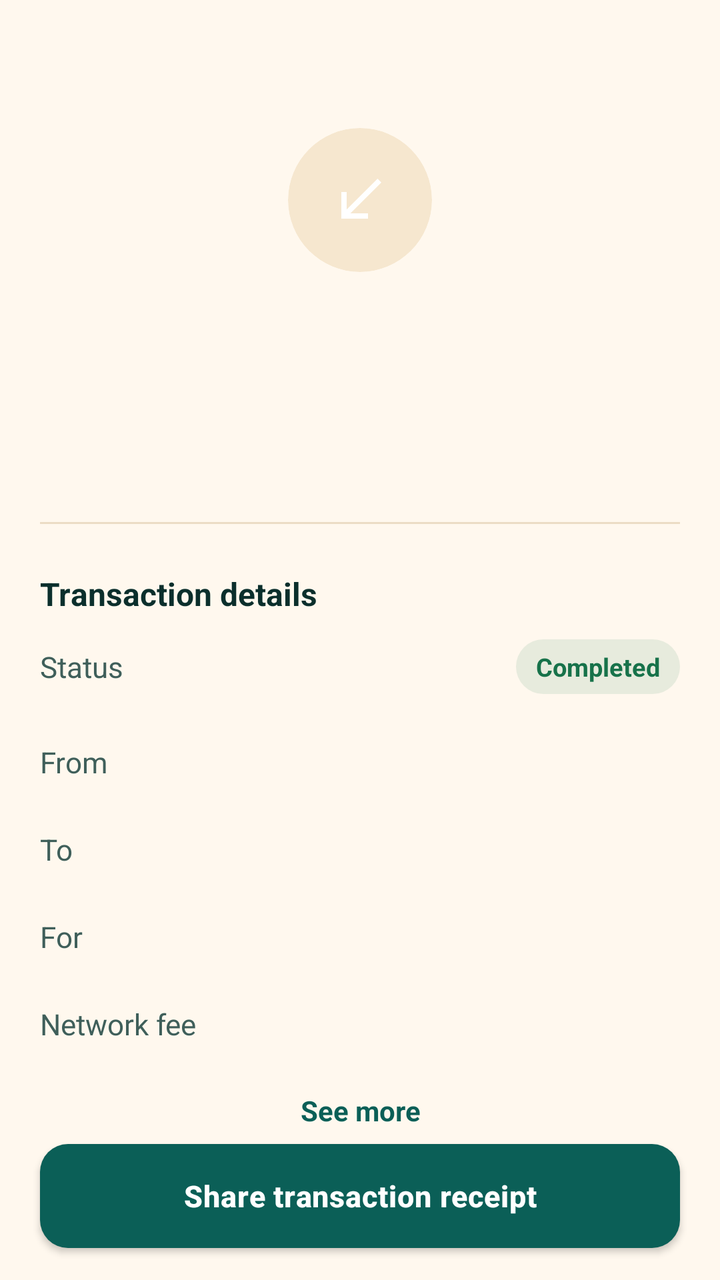
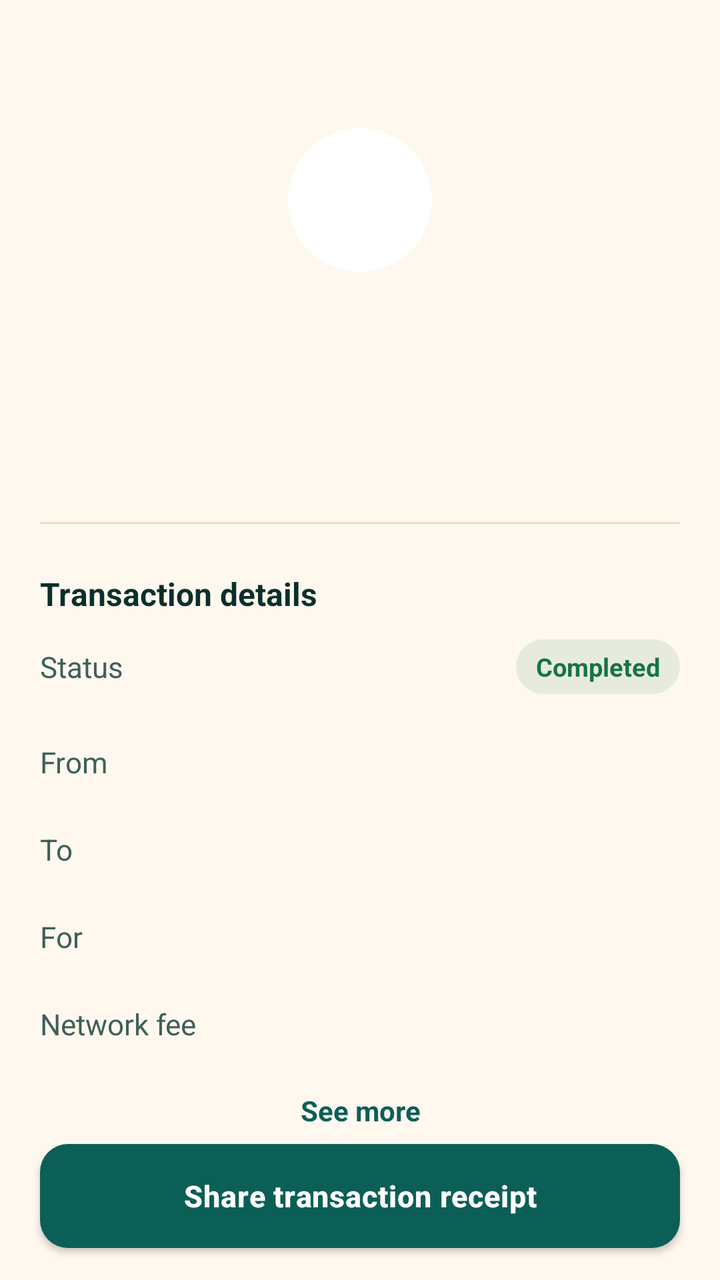

The first picture is an Android layout as it rendered before a commit; the second is the same layout after the commit. The layout source and the unified diff follow.
<!-- AndroidManifest.xml: application theme AppTheme -->
<!-- res/layout/transaction_detail.xml -->
<androidx.coordinatorlayout.widget.CoordinatorLayout
	xmlns:android="http://schemas.android.com/apk/res/android"
	xmlns:app="http://schemas.android.com/apk/res-auto"
	android:id="@+id/_coordinator"
	android:layout_width="match_parent"
	android:layout_height="match_parent"
	android:background="@color/colorBackground">
	<com.google.android.material.appbar.AppBarLayout
		android:id="@+id/_app_bar"
		android:layout_width="match_parent"
		android:layout_height="wrap_content"
		android:background="@color/colorBackground"
		app:elevation="0dp"
		android:theme="@style/AppTheme.AppBarOverlay"
		android:stateListAnimator="@null">
		<androidx.appcompat.widget.Toolbar
			android:id="@+id/_toolbar"
			android:layout_width="match_parent"
			android:layout_height="?attr/actionBarSize"
			android:background="@color/colorBackground"
			app:popupTheme="@style/AppTheme.PopupOverlay" />
	</com.google.android.material.appbar.AppBarLayout>
	<LinearLayout
		android:layout_width="match_parent"
		android:layout_height="match_parent"
		android:orientation="vertical"
		android:background="@color/colorBackground"
		app:layout_behavior="@string/appbar_scrolling_view_behavior">
		<androidx.core.widget.NestedScrollView
			android:id="@+id/vscroll2"
			android:layout_width="match_parent"
			android:layout_height="0dp"
			android:layout_weight="1"
			android:fillViewport="true"
			android:overScrollMode="never">
			<LinearLayout
				android:id="@+id/linear16"
				android:layout_width="match_parent"
				android:layout_height="wrap_content"
				android:orientation="vertical"
				android:paddingStart="20dp"
				android:paddingEnd="20dp"
				android:paddingBottom="12dp">
				<LinearLayout
					android:id="@+id/linear17"
					android:layout_width="match_parent"
					android:layout_height="wrap_content"
					android:gravity="center_horizontal"
					android:orientation="vertical"
					android:paddingTop="8dp"
					android:paddingBottom="18dp">
					<com.google.android.material.card.MaterialCardView
						android:id="@+id/cardview1"
						android:layout_width="72dp"
						android:layout_height="72dp"
						app:cardBackgroundColor="@color/colorSurfaceRaised"
						app:cardCornerRadius="36dp"
						app:cardElevation="0dp"
						app:strokeWidth="0dp">
						<ImageView
							android:id="@+id/img_status_icon"
							android:layout_width="match_parent"
							android:layout_height="match_parent"
							android:padding="20dp"
							android:scaleType="centerInside"
							android:src="@drawable/icon_call_received_twotone"
							android:contentDescription="Status" />
					</com.google.android.material.card.MaterialCardView>
					<TextView
						android:id="@+id/tv_tx_value"
						android:layout_width="wrap_content"
						android:layout_height="wrap_content"
						android:layout_marginTop="16dp"
						android:textColor="@color/colorTextPrimary"
						android:textSize="32sp"
						android:textStyle="bold" />
					<TextView
						android:id="@+id/textview40"
						android:layout_width="wrap_content"
						android:layout_height="wrap_content"
						android:layout_marginTop="6dp"
						android:gravity="center"
						android:textColor="@color/colorTextSecondary"
						android:textSize="15sp" />
					<TextView
						android:id="@+id/tv_timestamp"
						android:layout_width="wrap_content"
						android:layout_height="wrap_content"
						android:layout_marginTop="4dp"
						android:textColor="@color/colorTextTertiary"
						android:textSize="13sp" />
				</LinearLayout>
				<View
					android:layout_width="match_parent"
					android:layout_height="1dp"
					android:background="@color/colorDivider" />
				<com.google.android.material.card.MaterialCardView
					android:id="@+id/cardview8"
					android:layout_width="match_parent"
					android:layout_height="wrap_content"
					android:layout_marginTop="8dp"
					app:cardBackgroundColor="@android:color/transparent"
					app:cardElevation="0dp"
					app:strokeWidth="0dp">
					<LinearLayout
						android:id="@+id/linear9"
						android:layout_width="match_parent"
						android:layout_height="wrap_content"
						android:orientation="vertical"
						android:paddingTop="16dp">
						<TextView
							android:id="@+id/textview29"
							android:layout_width="wrap_content"
							android:layout_height="wrap_content"
							android:text="Transaction details"
							android:textColor="@color/colorTextPrimary"
							android:textSize="16sp"
							android:textStyle="bold" />
						<LinearLayout
							android:layout_width="match_parent"
							android:layout_height="wrap_content"
							android:gravity="center_vertical"
							android:orientation="horizontal"
							android:paddingTop="12dp"
							android:paddingBottom="12dp">
							<TextView
								android:id="@+id/textview30"
								android:layout_width="0dp"
								android:layout_height="wrap_content"
								android:layout_weight="1"
								android:text="Status"
								android:textColor="@color/colorTextSecondary"
								android:textSize="14.5sp" />
							<TextView
								android:id="@+id/tv_tx_status"
								android:layout_width="wrap_content"
								android:layout_height="wrap_content"
								android:background="@drawable/bg_status_pill"
								android:paddingStart="10dp"
								android:paddingEnd="10dp"
								android:paddingTop="5dp"
								android:paddingBottom="5dp"
								android:text="Completed"
								android:textColor="@color/colorSuccess"
								android:textSize="12.5sp"
								android:textStyle="bold" />
						</LinearLayout>
						<LinearLayout
							android:layout_width="match_parent"
							android:layout_height="wrap_content"
							android:gravity="center_vertical"
							android:orientation="horizontal"
							android:paddingTop="12dp"
							android:paddingBottom="12dp">
							<TextView
								android:id="@+id/textview31"
								android:layout_width="0dp"
								android:layout_height="wrap_content"
								android:layout_weight="1"
								android:text="From"
								android:textColor="@color/colorTextSecondary"
								android:textSize="14.5sp" />
							<TextView
								android:id="@+id/tv_from_address"
								android:layout_width="0dp"
								android:layout_height="wrap_content"
								android:layout_weight="1.3"
								android:gravity="end"
								android:textColor="@color/colorTextPrimary"
								android:textSize="14.5sp" />
						</LinearLayout>
						<LinearLayout
							android:layout_width="match_parent"
							android:layout_height="wrap_content"
							android:gravity="center_vertical"
							android:orientation="horizontal"
							android:paddingTop="12dp"
							android:paddingBottom="12dp">
							<TextView
								android:layout_width="0dp"
								android:layout_height="wrap_content"
								android:layout_weight="1"
								android:text="To"
								android:textColor="@color/colorTextSecondary"
								android:textSize="14.5sp" />
							<TextView
								android:id="@+id/tv_to_address"
								android:layout_width="0dp"
								android:layout_height="wrap_content"
								android:layout_weight="1.3"
								android:gravity="end"
								android:textColor="@color/colorTextPrimary"
								android:textSize="14.5sp" />
						</LinearLayout>
						<com.google.android.material.card.MaterialCardView
							android:id="@+id/cardview4"
							android:layout_width="match_parent"
							android:layout_height="wrap_content"
							app:cardBackgroundColor="@android:color/transparent"
							app:cardElevation="0dp"
							app:strokeWidth="0dp">
							<LinearLayout
								android:layout_width="match_parent"
								android:layout_height="wrap_content"
								android:gravity="center_vertical"
								android:orientation="horizontal"
								android:paddingTop="12dp"
							android:paddingBottom="12dp">
								<TextView
									android:layout_width="0dp"
									android:layout_height="wrap_content"
									android:layout_weight="0.8"
									android:text="For"
									android:textColor="@color/colorTextSecondary"
									android:textSize="14.5sp" />
								<TextView
									android:id="@+id/tv_memo"
									android:layout_width="0dp"
									android:layout_height="wrap_content"
									android:layout_weight="1.4"
									android:gravity="end"
									android:textColor="@color/colorTextPrimary"
									android:textSize="14.5sp" />
							</LinearLayout>
						</com.google.android.material.card.MaterialCardView>
						<LinearLayout
							android:id="@+id/linear20"
							android:layout_width="match_parent"
							android:layout_height="wrap_content"
							android:gravity="center_vertical"
							android:orientation="horizontal"
							android:paddingTop="12dp"
							android:paddingBottom="12dp">
							<TextView
								android:id="@+id/textview33"
								android:layout_width="0dp"
								android:layout_height="wrap_content"
								android:layout_weight="1"
								android:text="Network fee"
								android:textColor="@color/colorTextSecondary"
								android:textSize="14.5sp" />
							<TextView
								android:id="@+id/tv_network_fee"
								android:layout_width="wrap_content"
								android:layout_height="wrap_content"
								android:textColor="@color/colorTextPrimary"
								android:textSize="14.5sp" />
						</LinearLayout>
						<TextView
							android:id="@+id/textview37"
							android:layout_width="match_parent"
							android:layout_height="wrap_content"
							android:gravity="center"
							android:paddingTop="12dp"
							android:paddingBottom="12dp"
							android:text="See more"
							android:textColor="@color/colorAccent"
							android:textSize="14sp"
							android:textStyle="bold" />
					</LinearLayout>
				</com.google.android.material.card.MaterialCardView>
				<LinearLayout
					android:id="@+id/linear11"
					android:layout_width="match_parent"
					android:layout_height="wrap_content"
					android:orientation="vertical"
					android:visibility="gone">
					<com.google.android.material.card.MaterialCardView
						android:id="@+id/cardview10"
						android:layout_width="match_parent"
						android:layout_height="wrap_content"
						app:cardBackgroundColor="@android:color/transparent"
						app:cardElevation="0dp"
						app:strokeWidth="0dp">
						<LinearLayout
							android:layout_width="match_parent"
							android:layout_height="wrap_content"
							android:orientation="vertical">
							<LinearLayout
								android:id="@+id/linear21"
								android:layout_width="match_parent"
								android:layout_height="wrap_content"
								android:gravity="center_vertical"
								android:paddingTop="12dp"
							android:paddingBottom="12dp">
								<TextView
									android:id="@+id/textview34"
									android:layout_width="0dp"
									android:layout_height="wrap_content"
									android:layout_weight="1"
									android:text="Burn"
									android:textColor="@color/colorTextSecondary"
									android:textSize="14.5sp" />
								<TextView
									android:id="@+id/tv_burn_amount"
									android:layout_width="wrap_content"
									android:layout_height="wrap_content"
									android:textColor="@color/colorTextPrimary"
									android:textSize="14.5sp" />
							</LinearLayout>
							<com.google.android.material.card.MaterialCardView
								android:id="@+id/cardview5"
								android:layout_width="match_parent"
								android:layout_height="wrap_content"
								app:cardBackgroundColor="@android:color/transparent"
								app:cardElevation="0dp"
								app:strokeWidth="0dp">
								<LinearLayout
									android:layout_width="match_parent"
									android:layout_height="wrap_content"
									android:gravity="center_vertical"
									android:paddingTop="12dp"
							android:paddingBottom="12dp">
									<TextView
										android:id="@+id/textview36"
										android:layout_width="0dp"
										android:layout_height="wrap_content"
										android:layout_weight="0.7"
										android:text="Reference"
										android:textColor="@color/colorTextSecondary"
										android:textSize="14.5sp" />
									<TextView
										android:id="@+id/tv_tx_hash"
										android:layout_width="0dp"
										android:layout_height="wrap_content"
										android:layout_weight="1.4"
										android:gravity="end"
										android:textColor="@color/colorTextPrimary"
										android:textSize="13sp" />
								</LinearLayout>
							</com.google.android.material.card.MaterialCardView>
							<LinearLayout
								android:id="@+id/linear24"
								android:layout_width="match_parent"
								android:layout_height="wrap_content"
								android:gravity="center_vertical"
								android:paddingTop="12dp"
							android:paddingBottom="12dp">
								<TextView
									android:id="@+id/textview38"
									android:layout_width="0dp"
									android:layout_height="wrap_content"
									android:layout_weight="1"
									android:text="Block"
									android:textColor="@color/colorTextSecondary"
									android:textSize="14.5sp" />
								<TextView
									android:id="@+id/tv_block_number"
									android:layout_width="wrap_content"
									android:layout_height="wrap_content"
									android:textColor="@color/colorTextPrimary"
									android:textSize="14.5sp" />
							</LinearLayout>
							<LinearLayout
								android:id="@+id/linear_confirmations"
								android:layout_width="match_parent"
								android:layout_height="wrap_content"
								android:gravity="center_vertical"
								android:paddingTop="12dp"
							android:paddingBottom="12dp">
								<TextView
									android:id="@+id/textview_conf_label"
									android:layout_width="0dp"
									android:layout_height="wrap_content"
									android:layout_weight="1"
									android:text="Confirmations"
									android:textColor="@color/colorTextSecondary"
									android:textSize="14.5sp" />
								<TextView
									android:id="@+id/tv_confirmations"
									android:layout_width="wrap_content"
									android:layout_height="wrap_content"
									android:textColor="@color/colorTextPrimary"
									android:textSize="14.5sp" />
							</LinearLayout>
							<LinearLayout
								android:id="@+id/linear25"
								android:layout_width="match_parent"
								android:layout_height="wrap_content"
								android:gravity="center_vertical"
								android:paddingTop="12dp"
							android:paddingBottom="12dp">
								<TextView
									android:id="@+id/textview39"
									android:layout_width="0dp"
									android:layout_height="wrap_content"
									android:layout_weight="1"
									android:text="Nonce"
									android:textColor="@color/colorTextSecondary"
									android:textSize="14.5sp" />
								<TextView
									android:id="@+id/tv_nonce"
									android:layout_width="wrap_content"
									android:layout_height="wrap_content"
									android:textColor="@color/colorTextPrimary"
									android:textSize="14.5sp" />
							</LinearLayout>
						</LinearLayout>
					</com.google.android.material.card.MaterialCardView>
				</LinearLayout>
				<View
					android:layout_width="match_parent"
					android:layout_height="8dp"
					android:layout_marginTop="8dp"
					android:background="@color/colorBackgroundDark" />
				<com.google.android.material.card.MaterialCardView
					android:id="@+id/cardview9"
					android:layout_width="match_parent"
					android:layout_height="wrap_content"
					android:layout_marginTop="8dp"
					app:cardBackgroundColor="@android:color/transparent"
					app:cardElevation="0dp"
					app:strokeWidth="0dp">
					<LinearLayout
						android:id="@+id/linear10"
						android:layout_width="match_parent"
						android:layout_height="wrap_content"
						android:orientation="vertical"
						android:paddingTop="16dp"
						android:paddingBottom="8dp">
						<TextView
							android:id="@+id/textview32"
							android:layout_width="wrap_content"
							android:layout_height="wrap_content"
							android:paddingBottom="12dp"
							android:text="Timeline"
							android:textColor="@color/colorTextPrimary"
							android:textSize="16sp"
							android:textStyle="bold" />
						<LinearLayout
							android:id="@+id/linear22"
							android:layout_width="match_parent"
							android:layout_height="wrap_content"
							android:orientation="horizontal">
							<TextView
								android:id="@+id/textview35"
								android:layout_width="22dp"
								android:layout_height="wrap_content"
								android:text="✓"
								android:textColor="@color/colorTextTertiary"
								android:textSize="14sp" />
							<LinearLayout
								android:layout_width="0dp"
								android:layout_height="wrap_content"
								android:layout_weight="1"
								android:orientation="vertical">
								<TextView
									android:layout_width="wrap_content"
									android:layout_height="wrap_content"
									android:text="Transaction initiated"
									android:textColor="@color/colorTextPrimary"
									android:textSize="14.5sp"
									android:textStyle="bold" />
								<TextView
									android:layout_width="wrap_content"
									android:layout_height="wrap_content"
									android:text="A transfer was signed from your wallet"
									android:textColor="@color/colorTextSecondary"
									android:textSize="13sp" />
								<TextView
									android:id="@+id/tv_tl1"
									android:layout_width="wrap_content"
									android:layout_height="wrap_content"
									android:paddingBottom="14dp"
									android:textColor="@color/colorTextTertiary"
									android:textSize="12sp" />
							</LinearLayout>
						</LinearLayout>
						<LinearLayout
							android:layout_width="match_parent"
							android:layout_height="wrap_content"
							android:orientation="horizontal">
							<TextView
								android:layout_width="22dp"
								android:layout_height="wrap_content"
								android:text="✓"
								android:textColor="@color/colorTextTertiary"
								android:textSize="14sp" />
							<LinearLayout
								android:layout_width="0dp"
								android:layout_height="wrap_content"
								android:layout_weight="1"
								android:orientation="vertical">
								<TextView
									android:layout_width="wrap_content"
									android:layout_height="wrap_content"
									android:text="Processing payment"
									android:textColor="@color/colorTextPrimary"
									android:textSize="14.5sp"
									android:textStyle="bold" />
								<TextView
									android:layout_width="wrap_content"
									android:layout_height="wrap_content"
									android:text="The network is confirming this transfer"
									android:textColor="@color/colorTextSecondary"
									android:textSize="13sp" />
								<TextView
									android:id="@+id/tv_tl2"
									android:layout_width="wrap_content"
									android:layout_height="wrap_content"
									android:paddingBottom="14dp"
									android:textColor="@color/colorTextTertiary"
									android:textSize="12sp" />
							</LinearLayout>
						</LinearLayout>
						<LinearLayout
							android:layout_width="match_parent"
							android:layout_height="wrap_content"
							android:orientation="horizontal">
							<TextView
								android:id="@+id/tv_tl3_mark"
								android:layout_width="22dp"
								android:layout_height="wrap_content"
								android:text="✓"
								android:textColor="@color/colorSuccess"
								android:textSize="16sp"
								android:textStyle="bold" />
							<LinearLayout
								android:layout_width="0dp"
								android:layout_height="wrap_content"
								android:layout_weight="1"
								android:orientation="vertical">
								<TextView
									android:id="@+id/tv_tl3_title"
									android:layout_width="wrap_content"
									android:layout_height="wrap_content"
									android:text="Payment complete"
									android:textColor="@color/colorTextPrimary"
									android:textSize="14.5sp"
									android:textStyle="bold" />
								<TextView
									android:id="@+id/tv_tl3_body"
									android:layout_width="wrap_content"
									android:layout_height="wrap_content"
									android:text="Funds have been recorded on the network"
									android:textColor="@color/colorTextSecondary"
									android:textSize="13sp" />
								<TextView
									android:id="@+id/tv_tl3"
									android:layout_width="wrap_content"
									android:layout_height="wrap_content"
									android:textColor="@color/colorTextTertiary"
									android:textSize="12sp" />
							</LinearLayout>
						</LinearLayout>
					</LinearLayout>
				</com.google.android.material.card.MaterialCardView>
			</LinearLayout>
		</androidx.core.widget.NestedScrollView>
		<com.google.android.material.button.MaterialButton
			android:id="@+id/btn_export_transaction"
			android:layout_width="match_parent"
			android:layout_height="52dp"
			android:layout_marginStart="20dp"
			android:layout_marginEnd="20dp"
			android:layout_marginTop="8dp"
			android:layout_marginBottom="16dp"
			android:text="Share transaction receipt"
			android:textAllCaps="false"
			android:textColor="@color/colorTextOnAccent"
			android:textSize="15sp"
			android:textStyle="bold"
			app:backgroundTint="@color/colorAccent"
			app:cornerRadius="14dp"
			app:elevation="0dp" />
	</LinearLayout>
</androidx.coordinatorlayout.widget.CoordinatorLayout>
<!-- resources referenced by this layout -->
<resources>
  <color name="colorAccent">#0B5F57</color>
  <color name="colorBackground">#FFF8EE</color>
  <color name="colorBackgroundDark">#F8EEDD</color>
  <color name="colorDivider">#EBDCC5</color>
  <color name="colorSuccess">#17724A</color>
  <color name="colorSurfaceRaised">#F6E7CF</color>
  <color name="colorTextOnAccent">#FFFFFF</color>
  <color name="colorTextPrimary">#0B2F2C</color>
  <color name="colorTextSecondary">#3F5F5A</color>
  <color name="colorTextTertiary">#587570</color>
  <!-- drawable bg_status_pill (drawable) -->
  <?xml version="1.0" encoding="utf-8"?>
  <shape xmlns:android="http://schemas.android.com/apk/res/android" android:shape="rectangle">
  	<solid android:color="@color/colorSuccessSoft" />
  	<corners android:radius="20dp" />
  </shape>
  <style name="AppTheme.AppBarOverlay" parent="ThemeOverlay.MaterialComponents.Light">
          
          <item name="android:textColorPrimary">?attr/onAppBarColor</item>
          <item name="android:textColorSecondary">?attr/onAppBarColor</item>
          <item name="colorControlNormal">?attr/onAppBarColor</item>
          <item name="colorOnSurface">?attr/onAppBarColor</item>
      </style>
  <style name="AppTheme.PopupOverlay" parent="ThemeOverlay.MaterialComponents.Light">
          <item name="popupMenuStyle">@style/HarvanaPopupMenu</item>
          <item name="actionOverflowMenuStyle">@style/HarvanaPopupMenu</item>
      </style>
  <color name="colorSuccessSoft">#1A17724A</color>
  <style name="HarvanaPopupMenu" parent="Widget.MaterialComponents.PopupMenu">
          <item name="android:popupBackground">@drawable/bg_popup_menu</item>
          <item name="android:popupElevation">10dp</item>
      </style>
  <style name="HarvanaSpinner" parent="Widget.AppCompat.Spinner">
          <item name="android:popupBackground">@color/colorSurface</item>
          <item name="android:dropDownSelector">@color/colorAccentRipple</item>
      </style>
  <style name="HarvanaTextView" parent="android:Widget.TextView">
          <item name="android:textColor">@color/colorTextPrimary</item>
      </style>
  <color name="colorAccentDark">#084A44</color>
  <color name="colorError">#C8443F</color>
  <color name="colorTextPrimaryWhite">#FFFFFF</color>
  <color name="colorControlNormal">#587570</color>
  <color name="colorAccentRipple">#1A0B5F57</color>
  <color name="colorAccentStroke">#330B5F57</color>
  <color name="colorAccentStrong">#053D3A</color>
  <color name="colorSurface">#FFFFFF</color>
  <!-- drawable bg_popup_menu (drawable) -->
  <?xml version="1.0" encoding="utf-8"?>
  <shape xmlns:android="http://schemas.android.com/apk/res/android" android:shape="rectangle">
      <solid android:color="@color/colorPopupSurface" />
      <stroke android:width="1dp" android:color="@color/colorCardStroke" />
      <corners android:radius="14dp" />
  </shape>
  <style name="HarvanaDialogButton" parent="Widget.MaterialComponents.Button.TextButton.Dialog">
          <item name="android:textColor">@color/colorAccent</item>
          <item name="android:minHeight">48dp</item>
      </style>
  <style name="HarvanaBottomSheetStyle" parent="Widget.MaterialComponents.BottomSheet.Modal">
          <item name="backgroundTint">?attr/colorSurface</item>
          <item name="shapeAppearanceOverlay">@style/HarvanaBottomSheetShape</item>
      </style>
  <color name="colorPopupSurface">#F6E9D2</color>
  <color name="colorCardStroke">#EBDCC5</color>
  <style name="HarvanaBottomSheetShape" parent="">
          <item name="cornerFamily">rounded</item>
          <item name="cornerSizeTopLeft">20dp</item>
          <item name="cornerSizeTopRight">20dp</item>
          <item name="cornerSizeBottomLeft">0dp</item>
          <item name="cornerSizeBottomRight">0dp</item>
      </style>
  <!-- unchanged entries left out for length: 7 -->
</resources>

<!-- the commit's change to res/layout/transaction_detail.xml (unified diff, before → after) -->
@@ -53,7 +53,7 @@
 						android:id="@+id/cardview1"
 						android:layout_width="72dp"
 						android:layout_height="72dp"
-						app:cardBackgroundColor="@color/colorSurfaceRaised"
+						app:cardBackgroundColor="@color/colorSurface"
 						app:cardCornerRadius="36dp"
 						app:cardElevation="0dp"
 						app:strokeWidth="0dp">
<!-- resource entries referenced after the edit -->
@@ -2,10 +2,9 @@
 <resources>
   <color name="colorAccent">#0B5F57</color>
   <color name="colorBackground">#FFF8EE</color>
-  <color name="colorBackgroundDark">#F8EEDD</color>
-  <color name="colorDivider">#EBDCC5</color>
+  <color name="colorBackgroundDark">@color/colorBackground</color>
+  <color name="colorDivider">@color/colorCardStroke</color>
   <color name="colorSuccess">#17724A</color>
-  <color name="colorSurfaceRaised">#F6E7CF</color>
   <color name="colorTextOnAccent">#FFFFFF</color>
   <color name="colorTextPrimary">#0B2F2C</color>
   <color name="colorTextSecondary">#3F5F5A</color>
@@ -62,7 +61,7 @@
           <item name="backgroundTint">?attr/colorSurface</item>
           <item name="shapeAppearanceOverlay">@style/HarvanaBottomSheetShape</item>
       </style>
-  <color name="colorPopupSurface">#F6E9D2</color>
+  <color name="colorPopupSurface">@color/colorSurface</color>
   <color name="colorCardStroke">#EBDCC5</color>
   <style name="HarvanaBottomSheetShape" parent="">
           <item name="cornerFamily">rounded</item>
